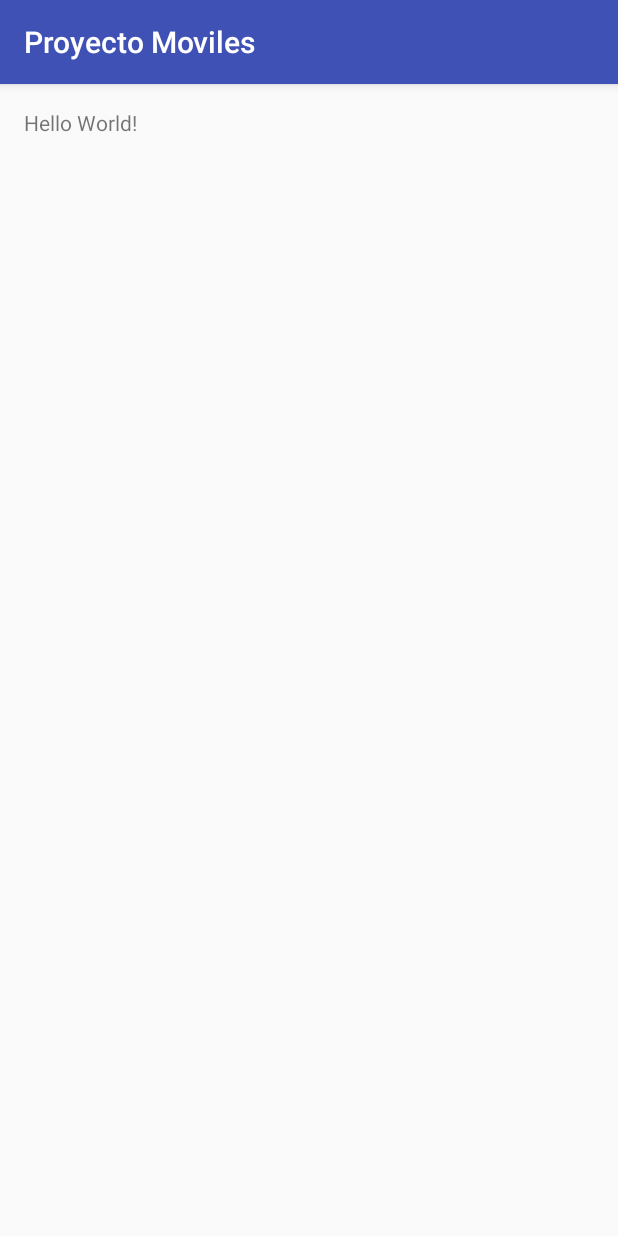
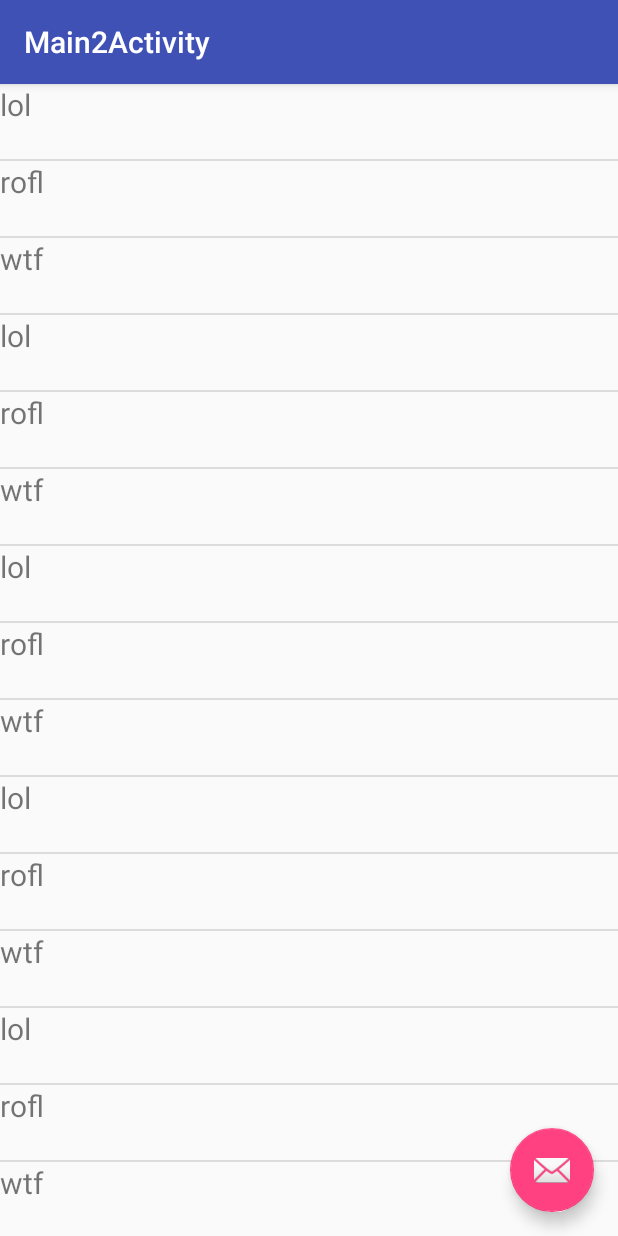
Before and after one commit to BDYLL/moviles, an Android app: the screen it shows after launch (MainActivity before the commit, Main2Activity after it), on a phone screen of 412 x 824 dp. Run offline under Robolectric (Android 15) with nearby library versions, the phone set to English and light mode, and no system bars.

Commit message:
list works

```diff
--- a/app/build.gradle
+++ b/app/build.gradle
@@ -24,6 +24,7 @@ dependencies {
     androidTestCompile('com.android.support.test.espresso:espresso-core:2.2.2', {
         exclude group: 'com.android.support', module: 'support-annotations'
     })
-    compile 'com.android.support:appcompat-v7:25.1.1'
+    compile 'com.android.support:appcompat-v7:25.2.0'
+    compile 'com.android.support:design:25.2.0'
     testCompile 'junit:junit:4.12'
 }
--- a/app/src/main/AndroidManifest.xml
+++ b/app/src/main/AndroidManifest.xml
@@ -8,7 +8,11 @@
         android:label="@string/app_name"
         android:supportsRtl="true"
         android:theme="@style/AppTheme">
-        <activity android:name=".MainActivity">
+
+        <activity
+            android:name=".Main2Activity"
+            android:label="@string/title_activity_main2"
+            android:theme="@style/AppTheme.NoActionBar">
             <intent-filter>
                 <action android:name="android.intent.action.MAIN" />
 
--- /dev/null
+++ b/app/src/main/java/com/moviles/diego/proyectomoviles/Main2Activity.java
@@ -0,0 +1,45 @@
+package com.moviles.diego.proyectomoviles;
+
+import android.os.Bundle;
+import android.support.design.widget.FloatingActionButton;
+import android.support.design.widget.Snackbar;
+import android.support.v7.app.AppCompatActivity;
+import android.support.v7.widget.Toolbar;
+import android.view.View;
+import android.widget.ArrayAdapter;
+import android.widget.ListView;
+
+import java.util.ArrayList;
+import java.util.Arrays;
+import java.util.List;
+
+public class Main2Activity extends AppCompatActivity {
+
+    private ListView list;
+
+    @Override
+    protected void onCreate(Bundle savedInstanceState) {
+        super.onCreate(savedInstanceState);
+        setContentView(R.layout.activity_main2);
+        Toolbar toolbar = (Toolbar) findViewById(R.id.toolbar);
+        setSupportActionBar(toolbar);
+
+        this.list=(ListView)this.findViewById(R.id.list);
+
+        List<String> l = Arrays.asList("lol", "rofl", "wtf","lol", "rofl", "wtf","lol", "rofl", "wtf","lol", "rofl", "wtf","lol", "rofl", "wtf","lol", "rofl", "wtf");
+
+        ArrayAdapter<String> aa = new ArrayAdapter<String>(this,R.layout.text,l);
+
+        list.setAdapter(aa);
+
+        FloatingActionButton fab = (FloatingActionButton) findViewById(R.id.fab);
+        fab.setOnClickListener(new View.OnClickListener() {
+            @Override
+            public void onClick(View view) {
+                Snackbar.make(view, "Replace with your own action", Snackbar.LENGTH_LONG)
+                        .setAction("Action", null).show();
+            }
+        });
+    }
+
+}
--- /dev/null
+++ b/app/src/main/res/layout/activity_main2.xml
@@ -0,0 +1,40 @@
+<?xml version="1.0" encoding="utf-8"?>
+<android.support.design.widget.CoordinatorLayout xmlns:android="http://schemas.android.com/apk/res/android"
+    xmlns:app="http://schemas.android.com/apk/res-auto"
+    xmlns:tools="http://schemas.android.com/tools"
+    android:layout_width="match_parent"
+    android:layout_height="match_parent"
+    android:fitsSystemWindows="true"
+    tools:context="com.moviles.diego.proyectomoviles.Main2Activity">
+
+    <android.support.design.widget.AppBarLayout
+        android:layout_width="match_parent"
+        android:layout_height="wrap_content"
+        android:theme="@style/AppTheme.AppBarOverlay">
+
+        <android.support.v7.widget.Toolbar
+            android:id="@+id/toolbar"
+            android:layout_width="match_parent"
+            android:layout_height="match_parent"
+            android:background="?attr/colorPrimary"
+            app:popupTheme="@style/AppTheme.PopupOverlay" />
+
+    </android.support.design.widget.AppBarLayout>
+
+    <include layout="@layout/content_main22" />
+
+    <android.support.design.widget.FloatingActionButton
+        android:id="@+id/fab"
+        android:layout_width="wrap_content"
+        android:layout_height="wrap_content"
+        android:layout_gravity="bottom|end"
+        android:layout_margin="@dimen/fab_margin"
+        app:srcCompat="@android:drawable/ic_dialog_email" />
+
+    <ListView
+        android:layout_width="match_parent"
+        android:layout_height="match_parent"
+        android:id="@+id/list"
+        app:layout_behavior="@string/appbar_scrolling_view_behavior"/>
+
+</android.support.design.widget.CoordinatorLayout>
--- /dev/null
+++ b/app/src/main/res/layout/content_main22.xml
@@ -0,0 +1,16 @@
+<?xml version="1.0" encoding="utf-8"?>
+<RelativeLayout xmlns:android="http://schemas.android.com/apk/res/android"
+    xmlns:app="http://schemas.android.com/apk/res-auto"
+    xmlns:tools="http://schemas.android.com/tools"
+    android:id="@+id/content_main22"
+    android:layout_width="match_parent"
+    android:layout_height="match_parent"
+    android:paddingBottom="@dimen/activity_vertical_margin"
+    android:paddingLeft="@dimen/activity_horizontal_margin"
+    android:paddingRight="@dimen/activity_horizontal_margin"
+    android:paddingTop="@dimen/activity_vertical_margin"
+    app:layout_behavior="@string/appbar_scrolling_view_behavior"
+    tools:context="com.moviles.diego.proyectomoviles.Main2Activity"
+    tools:showIn="@layout/activity_main2">
+
+</RelativeLayout>
--- /dev/null
+++ b/app/src/main/res/layout/text.xml
@@ -0,0 +1,7 @@
+<?xml version="1.0" encoding="utf-8"?>
+<TextView xmlns:android="http://schemas.android.com/apk/res/android"
+    android:layout_width="match_parent"
+    android:layout_height="50dp"
+    android:id="@+id/list_text"
+    android:textSize="20sp">
+</TextView>
--- /dev/null
+++ b/app/src/main/res/values-v21/styles.xml
@@ -0,0 +1,9 @@
+<resources>
+
+    <style name="AppTheme.NoActionBar">
+        <item name="windowActionBar">false</item>
+        <item name="windowNoTitle">true</item>
+        <item name="android:windowDrawsSystemBarBackgrounds">true</item>
+        <item name="android:statusBarColor">@android:color/transparent</item>
+    </style>
+</resources>
--- a/app/src/main/res/values/dimens.xml
+++ b/app/src/main/res/values/dimens.xml
@@ -2,4 +2,5 @@
     <!-- Default screen margins, per the Android Design guidelines. -->
     <dimen name="activity_horizontal_margin">16dp</dimen>
     <dimen name="activity_vertical_margin">16dp</dimen>
+    <dimen name="fab_margin">16dp</dimen>
 </resources>
--- a/app/src/main/res/values/strings.xml
+++ b/app/src/main/res/values/strings.xml
@@ -1,3 +1,4 @@
 <resources>
     <string name="app_name">Proyecto Moviles</string>
+    <string name="title_activity_main2">Main2Activity</string>
 </resources>
--- a/app/src/main/res/values/styles.xml
+++ b/app/src/main/res/values/styles.xml
@@ -8,4 +8,13 @@
         <item name="colorAccent">@color/colorAccent</item>
     </style>
 
+    <style name="AppTheme.NoActionBar">
+        <item name="windowActionBar">false</item>
+        <item name="windowNoTitle">true</item>
+    </style>
+
+    <style name="AppTheme.AppBarOverlay" parent="ThemeOverlay.AppCompat.Dark.ActionBar" />
+
+    <style name="AppTheme.PopupOverlay" parent="ThemeOverlay.AppCompat.Light" />
+
 </resources>
```
